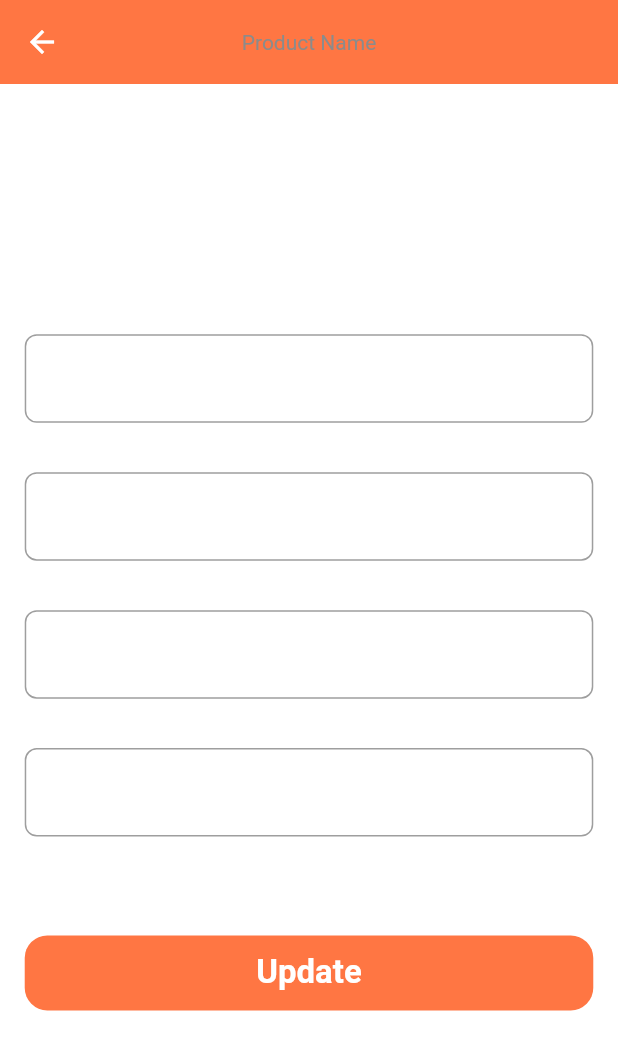
After one commit to Anas-Nabih/Store-App, a Flutter app: the EditProductScreen screen opened by its route, on a phone screen of 412 x 824 dp. The commit adds this screen. Shown: the top 1050 px of the screen. Run offline on Flutter 3.47's test engine with Material 2 defaults, Android fonts, the phone set to English and light mode, and no system bars; our stand-ins replace carousel_slider, flutter_svg, photo_view, sizer; network calls fail.

Commit message:
add edit product screen

```diff
--- a/lib/routes/routes.dart
+++ b/lib/routes/routes.dart
@@ -1,4 +1,5 @@
 import 'package:store_app/ui/cart_screen/cart_screen.dart';
+import 'package:store_app/ui/edit_product/edit_product_screen.dart';
 import 'package:store_app/ui/home_screen/home_screen.dart';
 import 'package:store_app/ui/mainScreen/main_screen.dart';
 import 'package:store_app/ui/mainScreen/profile_screen/profile_screen.dart';
@@ -29,4 +30,5 @@ CartScreen.routeName: (context)=>CartScreen(),
 SearchScreen.routeName: (context)=>SearchScreen(),
 ProfileScreen.routeName:(context)=>ProfileScreen(),
 MainScreen.routeName: (context)=>MainScreen(),
+EditProductScreen.routeName: (context)=>EditProductScreen(),
  };
--- /dev/null
+++ b/lib/ui/edit_product/edit_product_screen.dart
@@ -0,0 +1,91 @@
+import 'package:flutter/material.dart';
+import 'package:sizer/sizer.dart';
+import 'package:store_app/constants.dart';
+import 'package:store_app/ui/widgets/defult_button.dart';
+
+class EditProductScreen extends StatelessWidget {
+  const EditProductScreen({Key key}) : super(key: key);
+
+  static const String routeName = "/editProductScreen";
+
+  @override
+  Widget build(BuildContext context) {
+    return Scaffold(
+      appBar: AppBar(
+        backgroundColor: kPrimaryColor,
+        title: Text("Product Name"),
+        centerTitle: true,
+      ),
+      body: Padding(
+        padding: EdgeInsets.symmetric(horizontal: 4.w),
+        child: Column(
+          mainAxisAlignment: MainAxisAlignment.center,
+          children: [
+            Padding(
+              padding: EdgeInsets.symmetric(vertical: 2.h),
+              child: TextField(
+                decoration:InputDecoration(
+                  border: OutlineInputBorder(
+                    borderRadius: BorderRadius.circular(8),
+                    borderSide: BorderSide(color: kSecondaryColor)
+                  ),
+                  focusedBorder: OutlineInputBorder(
+                      borderRadius: BorderRadius.circular(8),
+                      borderSide: BorderSide(color: kSecondaryColor)
+                  ),
+                ),
+              ),
+            ),
+            Padding(
+              padding: EdgeInsets.symmetric(vertical: 2.h),
+              child: TextField(
+                decoration:InputDecoration(
+                  border: OutlineInputBorder(
+                    borderRadius: BorderRadius.circular(8),
+                    borderSide: BorderSide(color: kSecondaryColor)
+                  ),
+                  focusedBorder: OutlineInputBorder(
+                      borderRadius: BorderRadius.circular(8),
+                      borderSide: BorderSide(color: kSecondaryColor)
+                  ),
+                ),
+              ),
+            ),
+            Padding(
+              padding: EdgeInsets.symmetric(vertical: 2.h),
+              child: TextField(
+                decoration:InputDecoration(
+                  border: OutlineInputBorder(
+                    borderRadius: BorderRadius.circular(8),
+                    borderSide: BorderSide(color: kSecondaryColor)
+                  ),
+                  focusedBorder: OutlineInputBorder(
+                      borderRadius: BorderRadius.circular(8),
+                      borderSide: BorderSide(color: kSecondaryColor)
+                  ),
+                ),
+              ),
+            ),
+            Padding(
+              padding: EdgeInsets.symmetric(vertical: 2.h),
+              child: TextField(
+                decoration:InputDecoration(
+                  border: OutlineInputBorder(
+                    borderRadius: BorderRadius.circular(8),
+                    borderSide: BorderSide(color: kSecondaryColor)
+                  ),
+                  focusedBorder: OutlineInputBorder(
+                      borderRadius: BorderRadius.circular(8),
+                      borderSide: BorderSide(color: kSecondaryColor)
+                  ),
+                ),
+              ),
+            ),
+            SizedBox(height: 6.h),
+            DefaultButton(text: "Update",onPressed: (){},)
+          ],
+        ),
+      ),
+    );
+  }
+}
--- a/lib/ui/product_details/product_details_screen.dart
+++ b/lib/ui/product_details/product_details_screen.dart
@@ -4,6 +4,7 @@ import 'package:sizer/sizer.dart';
 import 'package:store_app/models/product_model.dart';
 import 'package:store_app/services/product_by_id.dart';
 import 'package:store_app/ui/cart_screen/cart_screen.dart';
+import 'package:store_app/ui/edit_product/edit_product_screen.dart';
 import 'package:store_app/ui/home_screen/product_model.dart';
 import 'package:store_app/ui/product_details/product_details_provider.dart';
 import 'package:store_app/ui/widgets/build_image_preview.dart';
@@ -54,6 +55,8 @@ class _ProductDetailScreenState extends State<ProductDetailScreen> {
                             //   argument: argument,
                             //   provider: provider,
                             // ),
+                            DefaultButton(text: "Edit product",onPressed: ()=>
+                            Navigator.pushNamed(context, EditProductScreen.routeName)),
                             Expanded(
                               child: Container(
                                 padding: EdgeInsets.only(
```
